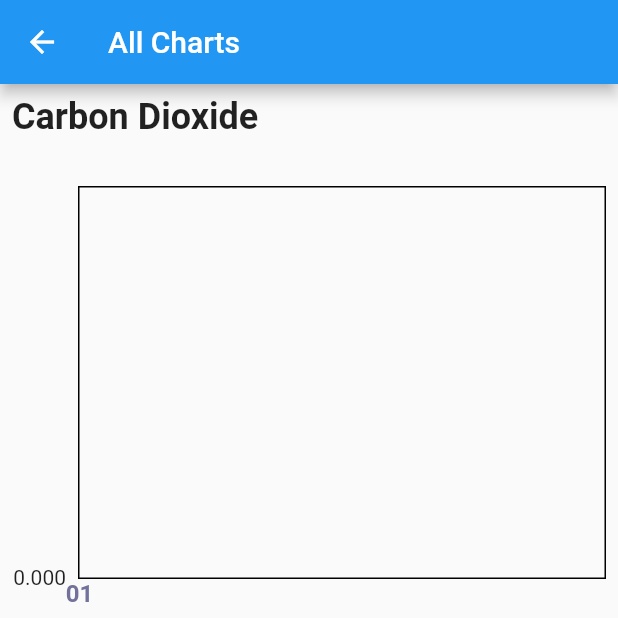
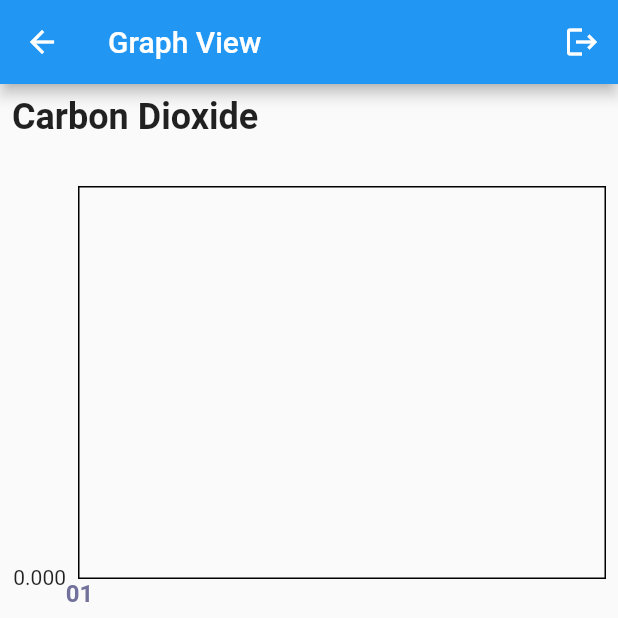
Before and after one commit to Haltian-company-project/ThingseeSmart, a Flutter app: the AllCharts screen opened directly, on a phone screen of 412 x 824 dp, the top half of it. Run offline on Flutter 3.47's test engine with Material 2 defaults, Android fonts, the light colour scheme and no system bars; drawn by our look-alikes of fl_chart; our stand-ins replace cloud_firestore, firebase_auth, firebase_core; accounts and stored records are empty.

Commit message:
signout function

```diff
--- a/lib/pages/all_charts.dart
+++ b/lib/pages/all_charts.dart
@@ -1,4 +1,5 @@
 import 'package:cloud_firestore/cloud_firestore.dart';
+import 'package:firebase_auth/firebase_auth.dart';
 import 'package:fl_chart/fl_chart.dart';
 import 'package:flutter/material.dart';
 import 'package:intl/intl.dart';
@@ -7,7 +8,9 @@ import 'data_show.dart';
 
 class AllCharts extends StatelessWidget {
   const AllCharts({Key? key}) : super(key: key);
-
+  void signUserOut() {
+    FirebaseAuth.instance.signOut();
+  }
   @override
   Widget build(BuildContext context) {
     List<dynamic>? carbonDioxideData = [];
@@ -18,7 +21,16 @@ class AllCharts extends StatelessWidget {
     List<dynamic>? tvoccData = [];
     return Scaffold(
       appBar: AppBar(
-        title: Text('All Charts'),
+        title: Text('Graph View'),
+
+        actions: [
+          IconButton(
+            onPressed: () {
+              signUserOut();
+            },
+            icon: const Icon(Icons.logout),
+          ),
+        ],
       ),
       body: StreamBuilder<QuerySnapshot>(
         stream: FirebaseFirestore.instance.collection('data').orderBy('timestamp', descending: true).limit(15).snapshots(),
--- a/lib/pages/data_show.dart
+++ b/lib/pages/data_show.dart
@@ -16,7 +16,7 @@ class ShowData extends StatelessWidget {
   Widget build(BuildContext context) {
     return Scaffold(
       appBar: AppBar(
-        title: Text('Dash Board'),
+        title: Text('History'),
         actions: [
           IconButton(
             onPressed: () {
```
Also changed, not shown: lib/pages/single_data.dart (+14 -2 lines), 1 other file.
